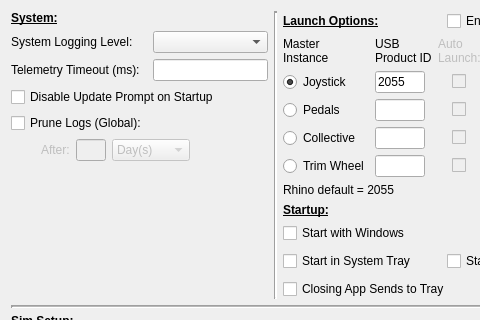
Before: the Qt Designer form SM/system_settings.ui in walmis/VPforce-TelemFFB, drawn with Qt 5; both pictures show x 0 to 480 and y 0 to 320 of the 616 by 855 pixel window.
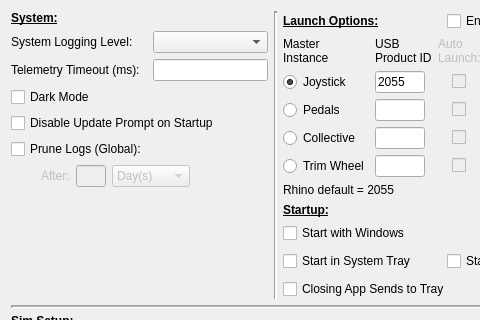
After: the same form once the commit is applied. Custom widgets are drawn as their Qt base class.

Commit message: iniital commit dark mode

```diff
--- a/SM/system_settings.ui
+++ b/SM/system_settings.ui
@@ -42,40 +42,14 @@
          </item>
          <item>
           <layout class="QGridLayout" name="gridLayout">
-           <item row="0" column="0">
-            <widget class="QLabel" name="label">
+           <item row="1" column="0">
+            <widget class="QLabel" name="label_2">
              <property name="text">
-              <string>System Logging Level:</string>
+              <string>Telemetry Timeout (ms):</string>
              </property>
             </widget>
            </item>
-           <item row="2" column="0" colspan="2">
-            <widget class="LabeledToggle" name="ignoreUpdate">
-             <property name="sizePolicy">
-              <sizepolicy hsizetype="Minimum" vsizetype="Fixed">
-               <horstretch>0</horstretch>
-               <verstretch>0</verstretch>
-              </sizepolicy>
-             </property>
-             <property name="text">
-              <string>Disable Update Prompt on Startup</string>
-             </property>
-            </widget>
-           </item>
-           <item row="0" column="1">
-            <widget class="QComboBox" name="logLevel"/>
-           </item>
-           <item row="1" column="1">
-            <widget class="QLineEdit" name="telemTimeout"/>
-           </item>
-           <item row="3" column="0">
-            <widget class="LabeledToggle" name="cb_logPrune">
-             <property name="text">
-              <string>Prune Logs (Global):</string>
-             </property>
-            </widget>
-           </item>
-           <item row="4" column="0" colspan="2">
+           <item row="5" column="0" colspan="2">
             <layout class="QHBoxLayout" name="horizontalLayout_5">
              <item>
               <spacer name="horizontalSpacer_12">
@@ -165,10 +139,43 @@
              </item>
             </layout>
            </item>
-           <item row="1" column="0">
-            <widget class="QLabel" name="label_2">
+           <item row="0" column="0">
+            <widget class="QLabel" name="label">
              <property name="text">
-              <string>Telemetry Timeout (ms):</string>
+              <string>System Logging Level:</string>
+             </property>
+            </widget>
+           </item>
+           <item row="0" column="1">
+            <widget class="QComboBox" name="logLevel"/>
+           </item>
+           <item row="3" column="0" colspan="2">
+            <widget class="LabeledToggle" name="ignoreUpdate">
+             <property name="sizePolicy">
+              <sizepolicy hsizetype="Minimum" vsizetype="Fixed">
+               <horstretch>0</horstretch>
+               <verstretch>0</verstretch>
+              </sizepolicy>
+             </property>
+             <property name="text">
+              <string>Disable Update Prompt on Startup</string>
+             </property>
+            </widget>
+           </item>
+           <item row="1" column="1">
+            <widget class="QLineEdit" name="telemTimeout"/>
+           </item>
+           <item row="4" column="0">
+            <widget class="LabeledToggle" name="cb_logPrune">
+             <property name="text">
+              <string>Prune Logs (Global):</string>
+             </property>
+            </widget>
+           </item>
+           <item row="2" column="0" colspan="2">
+            <widget class="LabeledToggle" name="useDarkmode">
+             <property name="text">
+              <string>Dark Mode</string>
              </property>
             </widget>
            </item>
```
The commit also changes 6 other files.
